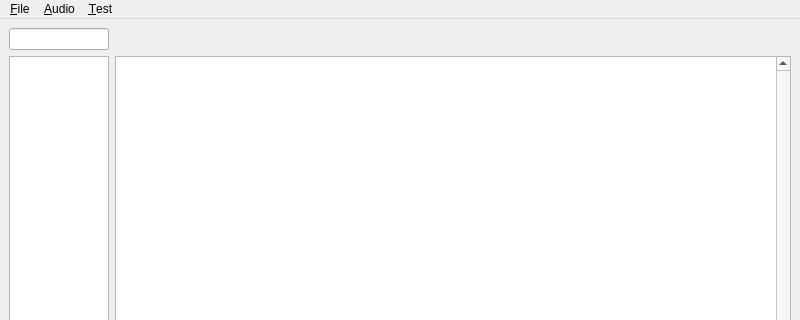
impakt73/syncsmith, file src/ui/MainWindow.ui: the form before one commit; both pictures show x 0 to 800 and y 0 to 320 of the 800 by 600 pixel window.
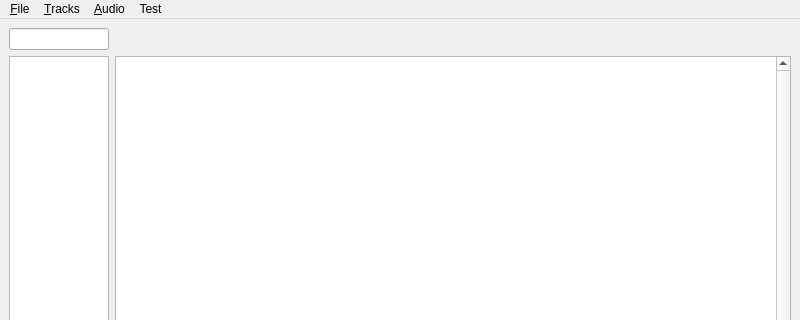
The form after the commit. Custom widgets are drawn as their Qt base class.

Commit message: Added functionality for adding new tracks, added sorta working editor for track headers

What changed in the file:
```diff
--- a/src/ui/MainWindow.ui
+++ b/src/ui/MainWindow.ui
@@ -170,11 +170,18 @@
    </widget>
    <widget class="QMenu" name="menu_Test">
     <property name="title">
-     <string>&amp;Test</string>
+     <string>Test</string>
     </property>
     <addaction name="action_Send_Message"/>
    </widget>
+   <widget class="QMenu" name="menu_Tracks">
+    <property name="title">
+     <string>&amp;Tracks</string>
+    </property>
+    <addaction name="action_Add_Track"/>
+   </widget>
    <addaction name="menu_File"/>
+   <addaction name="menu_Tracks"/>
    <addaction name="menu_Audio"/>
    <addaction name="menu_Test"/>
   </widget>
```
Left out of the diff: 5 changed lines with no effect on the pictures. The commit also changes 13 other files.
